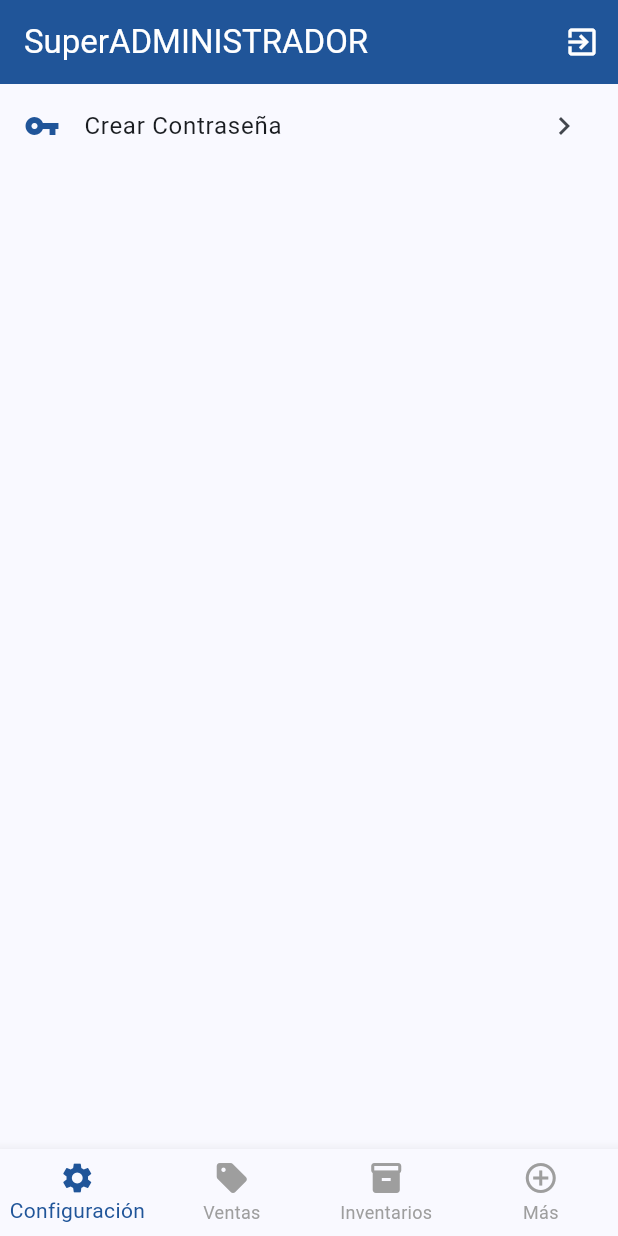
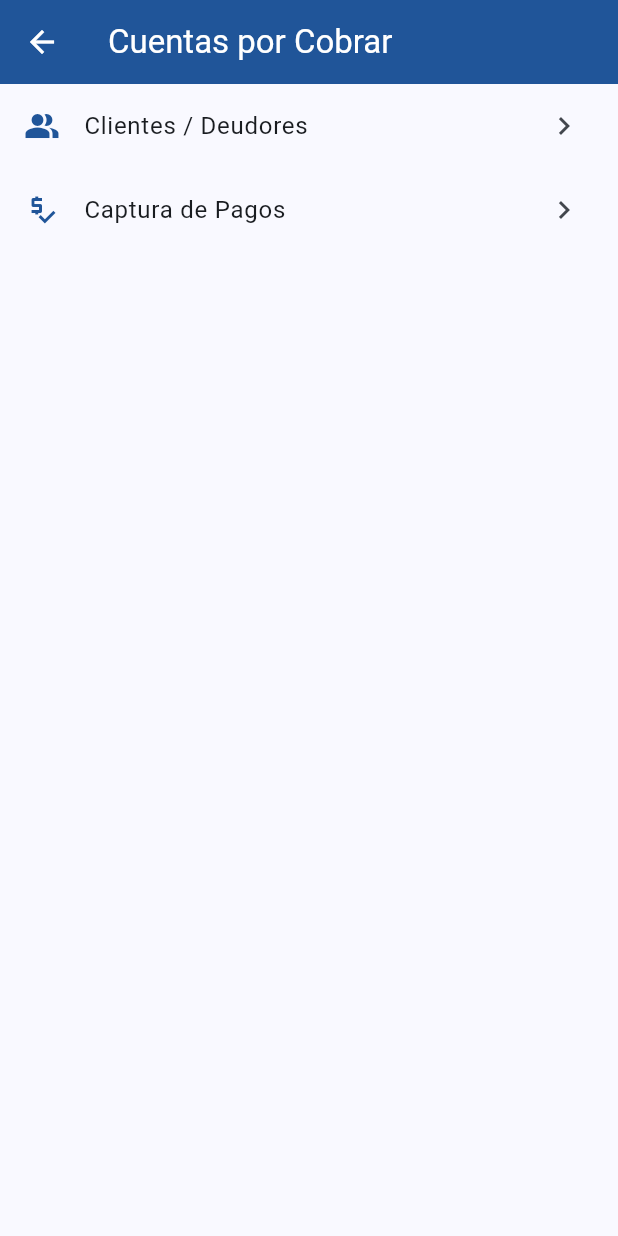
Before and after one commit to pinponross/openclaw_test, a Flutter app: the PrincipalScreen screen opened directly, item 4 of the bottom bar chosen, after a tap on "Cuentas por Cobrar", on a phone screen of 412 x 824 dp. Run offline on Flutter 3.47's test engine with Material 3 defaults, Android fonts, the phone set to English and light mode, and no system bars.

Commit message:
Se agrego el menu de la aplicacion

```diff
--- /dev/null
+++ b/lib/presentation/screens/menu/cxc_screen.dart
@@ -0,0 +1,39 @@
+// ... existing code ...
+import 'package:flutter/material.dart';
+
+class CxcScreen extends StatelessWidget {
+  const CxcScreen({super.key});
+
+  @override
+  Widget build(BuildContext context) {
+    // Lista de opciones para CxC
+    final List<Map<String, dynamic>> cxcItems = [
+      {'title': 'Clientes / Deudores', 'icon': Icons.people_alt}, // Icono para Clientes
+      {'title': 'Captura de Pagos', 'icon': Icons.price_check}, // Icono para Captura de Pagos
+    ];
+
+    return Scaffold(
+      appBar: AppBar(
+        title: const Text('Cuentas por Cobrar'),
+        backgroundColor: Theme.of(context).colorScheme.primary,
+        foregroundColor: Colors.white,
+      ),
+      body: ListView.builder(
+        itemCount: cxcItems.length,
+        itemBuilder: (context, index) {
+          return ListTile(
+            leading: Icon(
+              cxcItems[index]['icon'],
+              color: Theme.of(context).colorScheme.primary,
+            ),
+            title: Text(cxcItems[index]['title']),
+            trailing: const Icon(Icons.chevron_right),
+            onTap: () {
+              // Lógica futura para cada item
+            },
+          );
+        },
+      ),
+    );
+  }
+}
--- /dev/null
+++ b/lib/presentation/screens/menu/home_screen.dart
@@ -0,0 +1,38 @@
+import 'package:flutter/material.dart';
+
+class HomePrincipalScreen extends StatefulWidget {
+  const HomePrincipalScreen({super.key});
+
+  @override
+  State<HomePrincipalScreen> createState() => _HomePrincipalScreenState();
+}
+
+class _HomePrincipalScreenState extends State<HomePrincipalScreen> {
+  @override
+  Widget build(BuildContext context) {
+    return Stack(
+      alignment: Alignment.center,
+      children: [
+        // Imagen de fondo que abarca el 75% de la pantalla
+        FractionallySizedBox(
+          widthFactor: 0.75,
+          heightFactor: 0.75,
+          child: Image.asset(
+            'assets/bg.png',
+            fit: BoxFit.contain, // Mantiene la proporción de la imagen
+          ),
+        ),
+        // Contenido por encima del fondo
+        const Center(
+          child: Text(
+            'HOME PRINCIPAL',
+            style: TextStyle(
+              fontSize: 24,
+              fontWeight: FontWeight.bold,
+            ),
+          ),
+        ),
+      ],
+    );
+  }
+}
--- a/lib/principal_screen.dart
+++ b/lib/principal_screen.dart
@@ -1,5 +1,13 @@
 import 'package:flutter/material.dart';
 import 'package:flutter/services.dart';
+import 'package:openclaw_test/presentation/screens/menu/compras_screen.dart';
+import 'package:openclaw_test/presentation/screens/menu/configuracion_screen.dart';
+import 'package:openclaw_test/presentation/screens/menu/crm_screen.dart';
+import 'package:openclaw_test/presentation/screens/menu/cxc_screen.dart';
+import 'package:openclaw_test/presentation/screens/menu/home_screen.dart';
+import 'package:openclaw_test/presentation/screens/menu/inventarios_screen.dart';
+import 'package:openclaw_test/presentation/screens/menu/produccion_screen.dart';
+import 'package:openclaw_test/presentation/screens/menu/ventas_screen.dart';
 
 class PrincipalScreen extends StatefulWidget {
   const PrincipalScreen({super.key});
@@ -11,37 +19,18 @@ class PrincipalScreen extends StatefulWidget {
 class _PrincipalScreenState extends State<PrincipalScreen> {
   int _selectedIndex = 0;
 
-  final List<Map<String, dynamic>> _configItems = [
-    {'title': 'Crear Contraseña', 'icon': Icons.vpn_key},
-  ];
-
   late final List<Widget> _widgetOptions;
 
   @override
   void initState() {
     super.initState();
     _widgetOptions = <Widget>[
-      _buildConfigTab(),
-      const Center(child: Text('Pantalla de Ventas', style: TextStyle(fontSize: 24))),
-      const Center(child: Text('Pantalla de Inventarios', style: TextStyle(fontSize: 24))),
+      HomePrincipalScreen(),
+      VentasScreen(), // Reemplazado por el ListView de Ventas
+      InventariosScreen(), // Reemplazado por el ListView de Inventarios
     ];
   }
 
-  Widget _buildConfigTab() {
-    return ListView.builder(
-      itemCount: _configItems.length,
-      itemBuilder: (context, index) {
-        return ListTile(
-          leading: Icon(_configItems[index]['icon'], color: Theme.of(context).colorScheme.primary),
-          title: Text(_configItems[index]['title']),
-          trailing: const Icon(Icons.chevron_right),
-          onTap: () {
-            // Lógica futura para cada item
-          },
-        );
-      },
-    );
-  }
 
   void _onItemTapped(int index) {
     if (index == 3) {
@@ -69,22 +58,57 @@ class _PrincipalScreenState extends State<PrincipalScreen> {
               ListTile(
                 leading: const Icon(Icons.account_balance_wallet),
                 title: const Text('Cuentas por Cobrar'),
-                onTap: () => Navigator.pop(context),
+                onTap: () {
+                  Navigator.pop(context); // Cierra el menú inferior
+                  Navigator.push(
+                    context,
+                    MaterialPageRoute(builder: (context) => const CxcScreen()),
+                  ); // Navega a la nueva pantalla
+                },
               ),
               ListTile(
                 leading: const Icon(Icons.shopping_cart),
                 title: const Text('Compras'),
-                onTap: () => Navigator.pop(context),
+                onTap: () {
+                  Navigator.pop(context); // Cierra el menú inferior
+                  Navigator.push(
+                    context,
+                    MaterialPageRoute(builder: (context) => const ComprasScreen()),
+                  ); // Navega a la nueva pantalla
+                },
               ),
               ListTile(
                 leading: const Icon(Icons.precision_manufacturing),
                 title: const Text('Producción'),
-                onTap: () => Navigator.pop(context),
+                onTap: () {
+                  Navigator.pop(context); // Cierra el menú inferior
+                  Navigator.push(
+                    context,
+                    MaterialPageRoute(builder: (context) => const ProduccionScreen()),
+                  ); // Navega a la nueva pantalla
+                },
               ),
               ListTile(
                 leading: const Icon(Icons.people),
                 title: const Text('CRM'),
-                onTap: () => Navigator.pop(context),
+                onTap: () {
+                  Navigator.pop(context); // Cierra el menú inferior
+                  Navigator.push(
+                    context,
+                    MaterialPageRoute(builder: (context) => const CrmScreen()),
+                  ); // Navega a la nueva pantalla
+                },
+              ),
+               ListTile(
+                leading: const Icon(Icons.toggle_off),
+                title: const Text('Configuración'),
+                onTap: () {
+                  Navigator.pop(context); // Cierra el menú inferior
+                  Navigator.push(
+                    context,
+                    MaterialPageRoute(builder: (context) => const ConfiguracionScreen()),
+                  ); // Navega a la nueva pantalla
+                },
               ),
             ],
           ),
@@ -109,7 +133,9 @@ class _PrincipalScreenState extends State<PrincipalScreen> {
                 builder: (BuildContext context) {
                   return AlertDialog(
                     title: const Text('Confirmar'),
-                    content: const Text('¿Estas seguro de salir de SuperADMINISTRADOR?'),
+                    content: const Text(
+                      '¿Estas seguro de salir de SuperADMINISTRADOR?',
+                    ),
                     actions: [
                       TextButton(
                         onPressed: () => Navigator.of(context).pop(),
@@ -134,13 +160,10 @@ class _PrincipalScreenState extends State<PrincipalScreen> {
       bottomNavigationBar: BottomNavigationBar(
         items: const <BottomNavigationBarItem>[
           BottomNavigationBarItem(
-            icon: Icon(Icons.settings),
-            label: 'Configuración',
+            icon: Icon(Icons.home),
+            label: 'Inicio',
           ),
-          BottomNavigationBarItem(
-            icon: Icon(Icons.sell),
-            label: 'Ventas',
-          ),
+          BottomNavigationBarItem(icon: Icon(Icons.sell), label: 'Ventas'),
           BottomNavigationBarItem(
             icon: Icon(Icons.inventory),
             label: 'Inventarios',
@@ -150,7 +173,8 @@ class _PrincipalScreenState extends State<PrincipalScreen> {
             label: 'Más',
           ),
         ],
-        type: BottomNavigationBarType.fixed, // Asegura que los 4 elementos se vean bien
+        type: BottomNavigationBarType
+            .fixed, // Asegura que los 4 elementos se vean bien
         currentIndex: _selectedIndex,
         selectedItemColor: Theme.of(context).colorScheme.primary,
         unselectedItemColor: Colors.grey,
```
Also changed, not shown: lib/presentation/screens/menu/compras_screen.dart (added, +43 -0 lines), lib/presentation/screens/menu/configuracion_screen.dart (added, +37 -0 lines), lib/presentation/screens/menu/crm_screen.dart (added, +48 -0 lines), lib/presentation/screens/menu/inventarios_screen.dart (added, +41 -0 lines), lib/presentation/screens/menu/produccion_screen.dart (added, +44 -0 lines), lib/presentation/screens/menu/ventas_screen.dart (added, +40 -0 lines), assets/bg.png (added).
